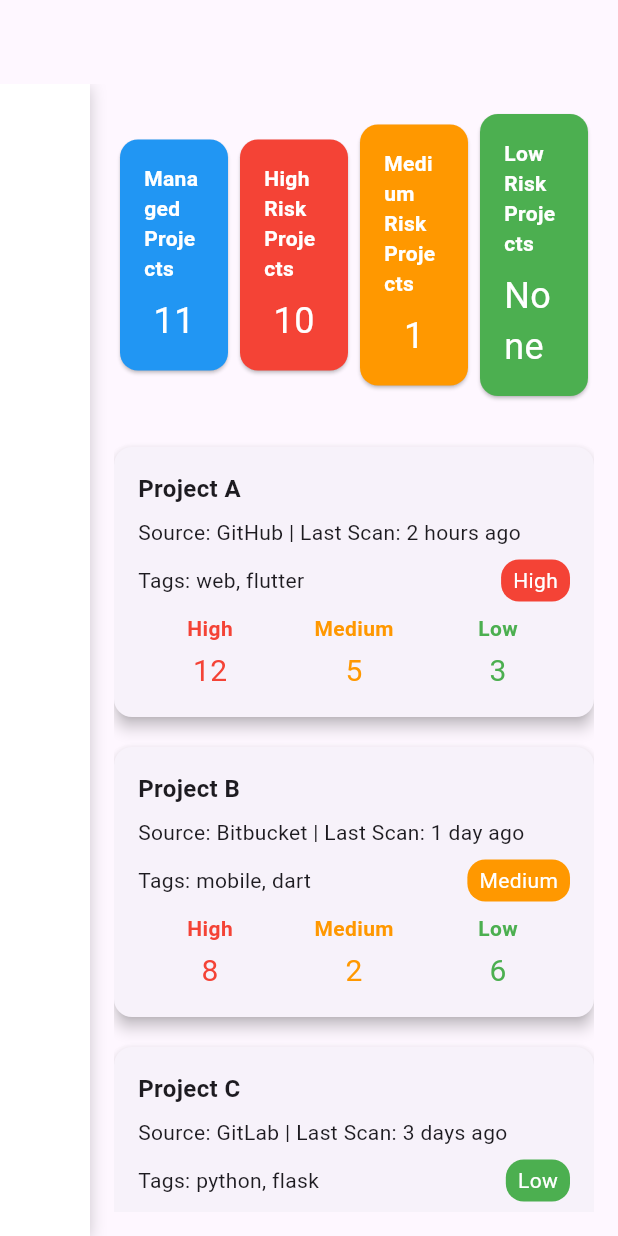
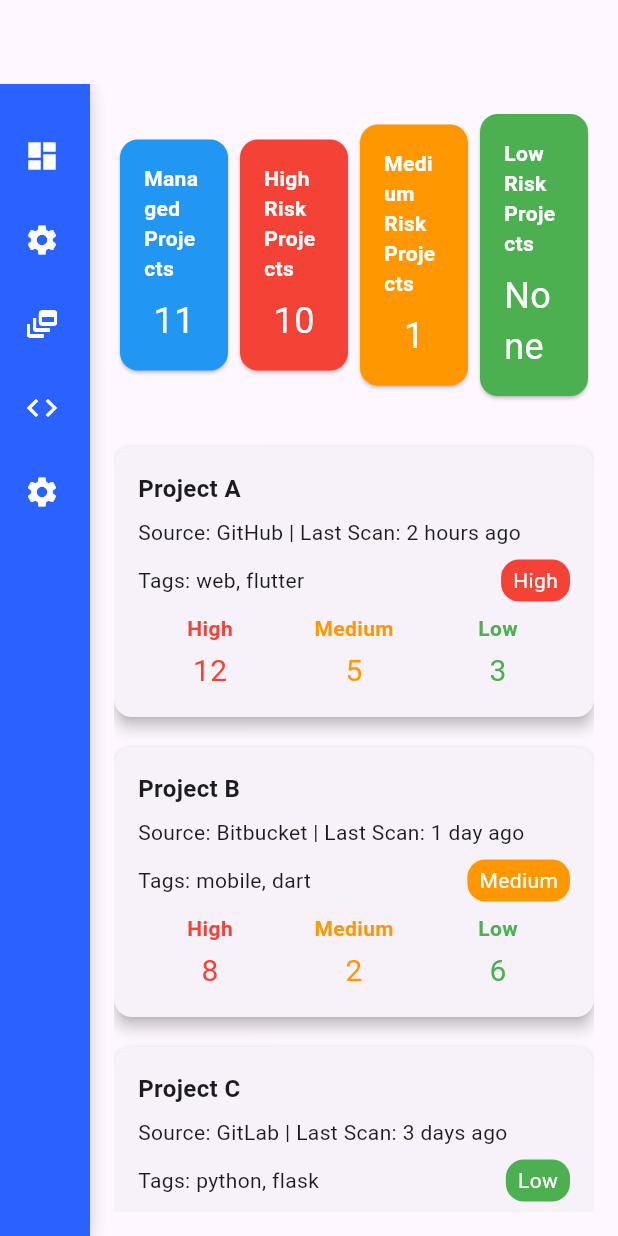
Before and after one commit to soorajpsuresh74/Harper, a Flutter app: the screen it shows after launch, on a phone screen of 412 x 824 dp. Run offline on Flutter 3.47's test engine with Material 3 defaults, Android fonts, the phone set to English and light mode, and no system bars; our stand-ins replace file_picker, flutter_dotenv, sidebarx.

```diff
--- a/ui/lib/Widget/Dashboard/sidebar.dart
+++ b/ui/lib/Widget/Dashboard/sidebar.dart
@@ -23,7 +23,7 @@ class _SidebarState extends State<Sidebar> {
         width: _isHovered ? 250 : 60,
         duration: const Duration(milliseconds: 300),
         decoration: BoxDecoration(
-          color: Colors.white,
+          color: Colors.blueAccent.shade700,
           boxShadow: [
             BoxShadow(
               color: Colors.black.withOpacity(0.2),
```
